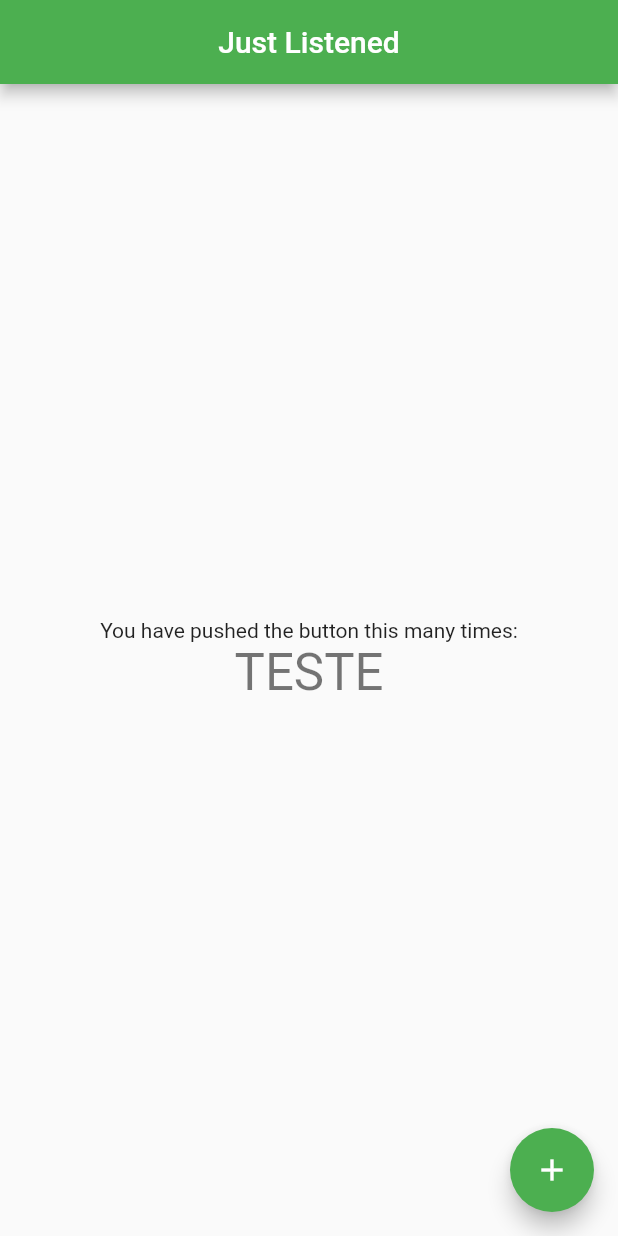
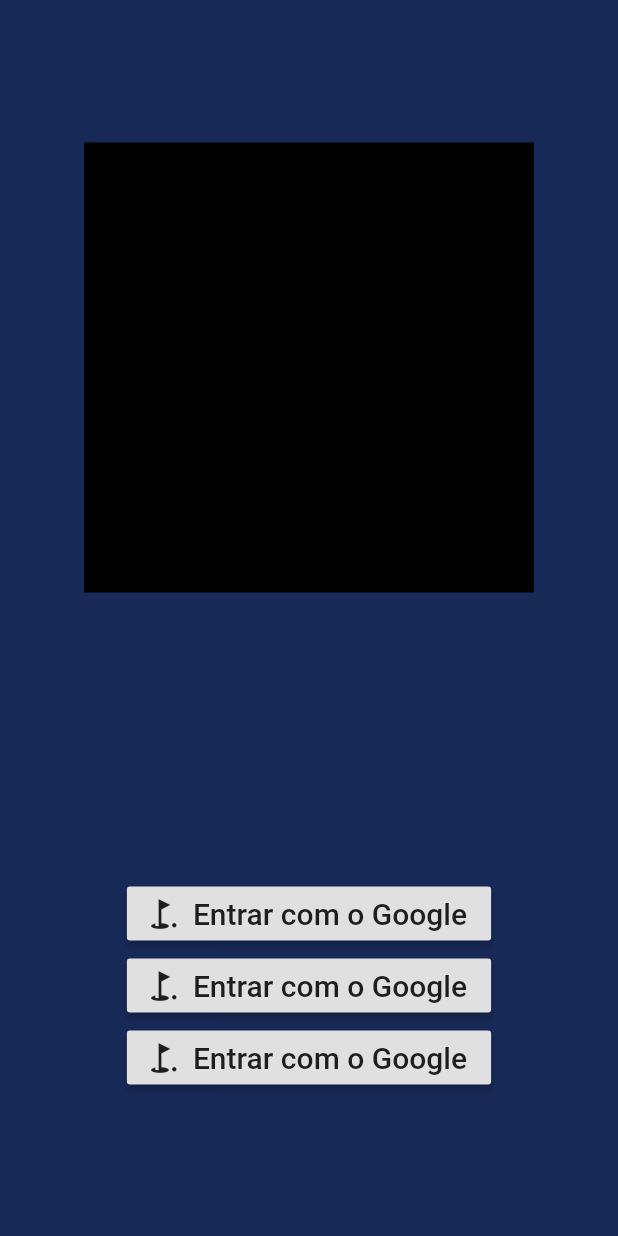
Before and after one commit to JustListened/JustListened-App, a Flutter app: the screen it shows after launch, on a phone screen of 412 x 824 dp. Run offline on Flutter 3.47's test engine with Material 2 defaults, Android fonts, the phone set to English and light mode, and no system bars; our stand-ins replace hexcolor.

Commit message:
Added buttons

```diff
--- a/lib/pages/preLogin.dart
+++ b/lib/pages/preLogin.dart
@@ -1,4 +1,5 @@
 import 'package:flutter/material.dart';
+import 'package:hexcolor/hexcolor.dart';
 
 class PreLoginPage extends StatefulWidget {
 
@@ -11,29 +12,37 @@ class _PreLoginPageState extends State<PreLoginPage> {
   @override
   Widget build(BuildContext context) {
     return Scaffold(
-      appBar: AppBar(
-        title: Text('Just Listened'),
-        centerTitle: true,
-      ),
-      body: Center(
+      backgroundColor:HexColor('#172957'),
+      body: Container(
+        alignment: Alignment.center,
         child: Column(
-        mainAxisAlignment: MainAxisAlignment.center,
+          mainAxisAlignment: MainAxisAlignment.spaceAround,
           children: <Widget>[
-            Text(
-              'You have pushed the button this many times:',
+            // LOGO DO APP
+            Container(width: 300, height: 300, color: Colors.black,),
+            Column(
+              children: <Widget>[
+                Container(),
+                RaisedButton.icon(
+                  onPressed: (){},
+                  label: Text("Entrar com o Google", style: TextStyle(fontSize: 20)),
+                  icon: Icon(Icons.golf_course)
+                ),
+                RaisedButton.icon(
+                  onPressed: (){},
+                  label: Text("Entrar com o Google", style: TextStyle(fontSize: 20)),
+                  icon: Icon(Icons.golf_course)
+                ),
+                RaisedButton.icon(
+                  onPressed: (){},
+                  label: Text("Entrar com o Google", style: TextStyle(fontSize: 20)),
+                  icon: Icon(Icons.golf_course)
+                )
+              ],
             ),
-            Text(
-              'TESTE',
-              style: Theme.of(context).textTheme.headline4,
-            ),
-          ],
-        ),
-      ),
-      floatingActionButton: FloatingActionButton(
-        onPressed: (){print('ahah');},
-        tooltip: 'Increment',
-        child: Icon(Icons.add),
-      ),
+          ]
+        )
+      )
     );
   }
 }
--- a/pubspec.yaml
+++ b/pubspec.yaml
@@ -24,9 +24,7 @@ dependencies:
   flutter:
     sdk: flutter
 
-
-  # The following adds the Cupertino Icons font to your application.
-  # Use with the CupertinoIcons class for iOS style icons.
+  hexcolor: ^1.0.6
   cupertino_icons: ^1.0.0
 
 dev_dependencies:
```
Also changed, not shown: pubspec.lock.
